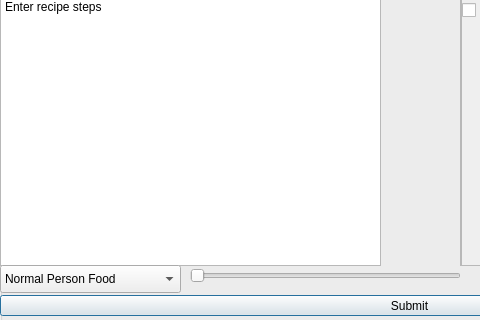
The window that createrecipewindow.ui (MarkHarrison03/RecipeApp) describes before a commit, drawn with Qt 5; both pictures show x 0 to 480 and y 85 to 405 of the 820 by 405 pixel window.
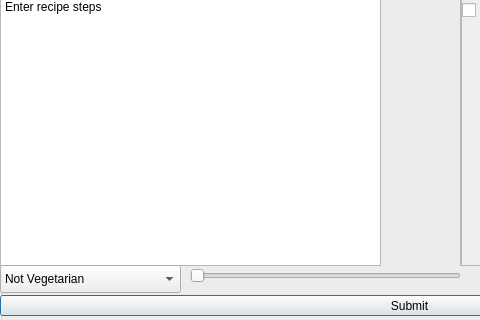
The same window after the commit.

Diff of the .ui file:
```diff
--- a/createrecipewindow.ui
+++ b/createrecipewindow.ui
@@ -93,7 +93,7 @@
        </property>
        <item>
         <property name="text">
-         <string>Normal Person Food</string>
+         <string>Not Vegetarian</string>
         </property>
        </item>
        <item>
```
